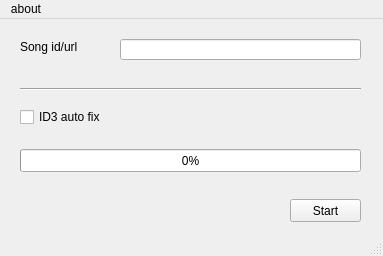
Before: the Qt Designer form stex/GUI/main.ui in reorx/stexplorer, drawn with Qt 5.
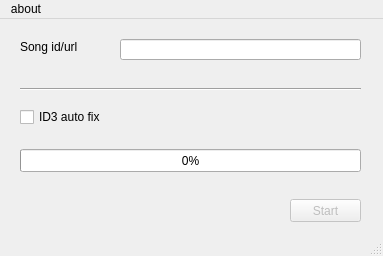
After: the same form once the commit is applied.

The edit to the form file:
```diff
--- a/stex/GUI/main.ui
+++ b/stex/GUI/main.ui
@@ -2,6 +2,9 @@
 <ui version="4.0">
  <class>MainWindow</class>
  <widget class="QMainWindow" name="MainWindow">
+  <property name="enabled">
+   <bool>true</bool>
+  </property>
   <property name="geometry">
    <rect>
     <x>0</x>
@@ -86,6 +89,9 @@
     </property>
    </widget>
    <widget class="QPushButton" name="pushButton">
+    <property name="enabled">
+     <bool>false</bool>
+    </property>
     <property name="geometry">
      <rect>
       <x>290</x>
```
Left out of the diff: 4 changed lines with no effect on the pictures.
